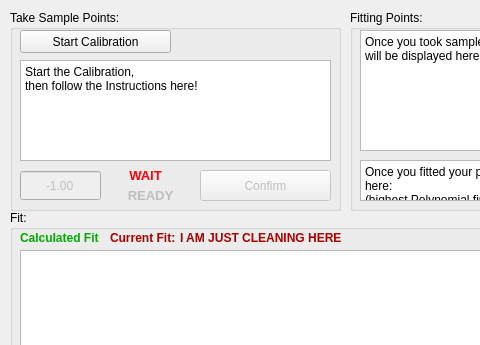
This is gui_w_cfgPos.ui in usnistgov/legokibblebalance as Qt 5 draws it before an edit; both pictures show x 0 to 480 and y 0 to 345 of the 677 by 437 pixel window. The edited form follows.
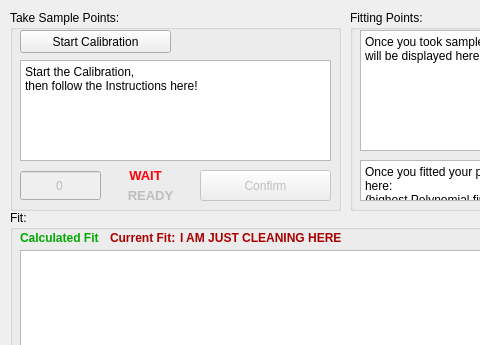
This is the edited form. Custom widgets are drawn as their Qt base class.

What changed in the file:
```diff
--- a/gui_w_cfgPos.ui
+++ b/gui_w_cfgPos.ui
@@ -217,14 +217,17 @@
      <property name="keyboardTracking">
       <bool>false</bool>
      </property>
+     <property name="decimals">
+      <number>0</number>
+     </property>
      <property name="minimum">
-      <double>-1.000000000000000</double>
+      <double>0.000000000000000</double>
      </property>
      <property name="maximum">
-      <double>1000000000.000000000000000</double>
+      <double>9999.000000000000000</double>
      </property>
      <property name="value">
-      <double>-1.000000000000000</double>
+      <double>0.000000000000000</double>
      </property>
     </widget>
    </widget>
```
Left out of the diff: 4 changed lines with no effect on the pictures.
